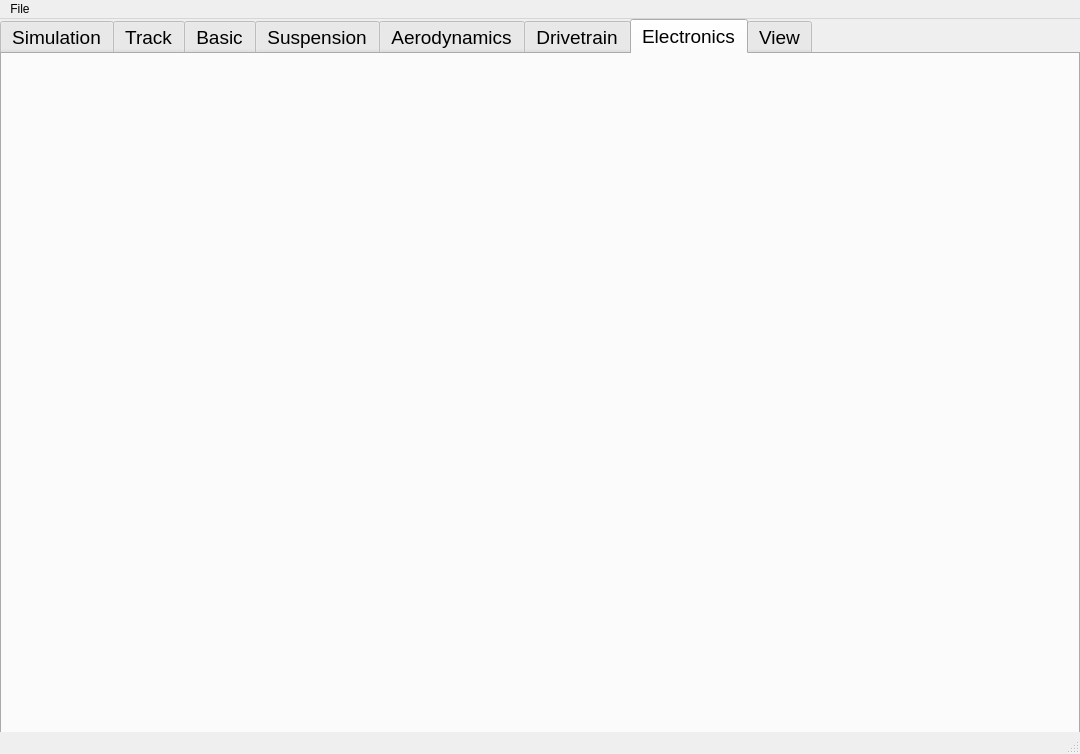
Above: GUI.ui from Zaapex/Lap-time-simulation before the change. Below: the same form after it.
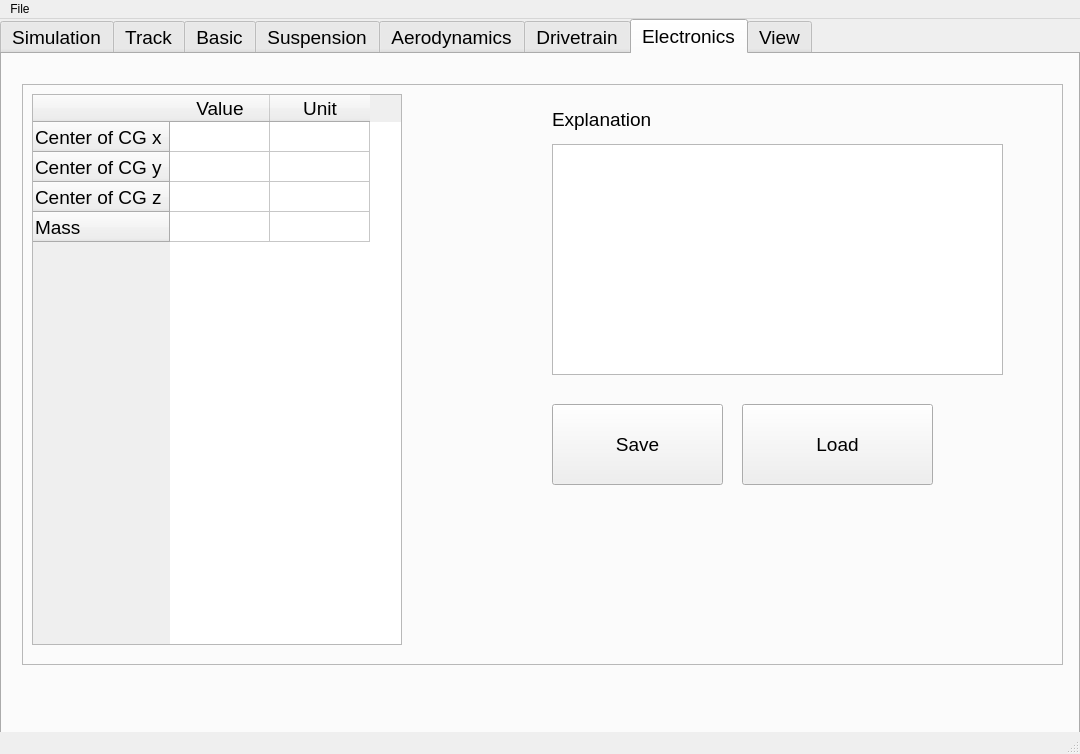
That is the form after the change. The open tabs and pages were chosen to show the change. Icons and pictures are not drawn.

```diff
--- a/GUI.ui
+++ b/GUI.ui
@@ -266,6 +266,111 @@
      <attribute name="title">
       <string>Electronics</string>
      </attribute>
+     <widget class="QFrame" name="Basic_frame_5">
+      <property name="geometry">
+       <rect>
+        <x>20</x>
+        <y>30</y>
+        <width>1041</width>
+        <height>581</height>
+       </rect>
+      </property>
+      <property name="frameShape">
+       <enum>QFrame::StyledPanel</enum>
+      </property>
+      <property name="frameShadow">
+       <enum>QFrame::Raised</enum>
+      </property>
+      <widget class="QTableWidget" name="tableWidget_5">
+       <property name="geometry">
+        <rect>
+         <x>10</x>
+         <y>10</y>
+         <width>370</width>
+         <height>551</height>
+        </rect>
+       </property>
+       <row>
+        <property name="text">
+         <string notr="true">Center of CG x</string>
+        </property>
+       </row>
+       <row>
+        <property name="text">
+         <string>Center of CG y</string>
+        </property>
+       </row>
+       <row>
+        <property name="text">
+         <string>Center of CG z</string>
+        </property>
+       </row>
+       <row>
+        <property name="text">
+         <string>Mass</string>
+        </property>
+       </row>
+       <column>
+        <property name="text">
+         <string>Value</string>
+        </property>
+       </column>
+       <column>
+        <property name="text">
+         <string>Unit</string>
+        </property>
+       </column>
+      </widget>
+      <widget class="QTextEdit" name="textEdit_5">
+       <property name="geometry">
+        <rect>
+         <x>530</x>
+         <y>60</y>
+         <width>451</width>
+         <height>231</height>
+        </rect>
+       </property>
+      </widget>
+      <widget class="QLabel" name="explanation_basic_5">
+       <property name="geometry">
+        <rect>
+         <x>530</x>
+         <y>20</y>
+         <width>131</width>
+         <height>31</height>
+        </rect>
+       </property>
+       <property name="text">
+        <string>Explanation</string>
+       </property>
+      </widget>
+      <widget class="QPushButton" name="save_basic_Button_5">
+       <property name="geometry">
+        <rect>
+         <x>530</x>
+         <y>320</y>
+         <width>171</width>
+         <height>81</height>
+        </rect>
+       </property>
+       <property name="text">
+        <string>Save</string>
+       </property>
+      </widget>
+      <widget class="QPushButton" name="load_basic_Button_5">
+       <property name="geometry">
+        <rect>
+         <x>720</x>
+         <y>320</y>
+         <width>191</width>
+         <height>81</height>
+        </rect>
+       </property>
+       <property name="text">
+        <string>Load</string>
+       </property>
+      </widget>
+     </widget>
     </widget>
     <widget class="QWidget" name="View">
      <attribute name="title">
```
Left out of the diff: 575 changed lines with no effect on the pictures.
